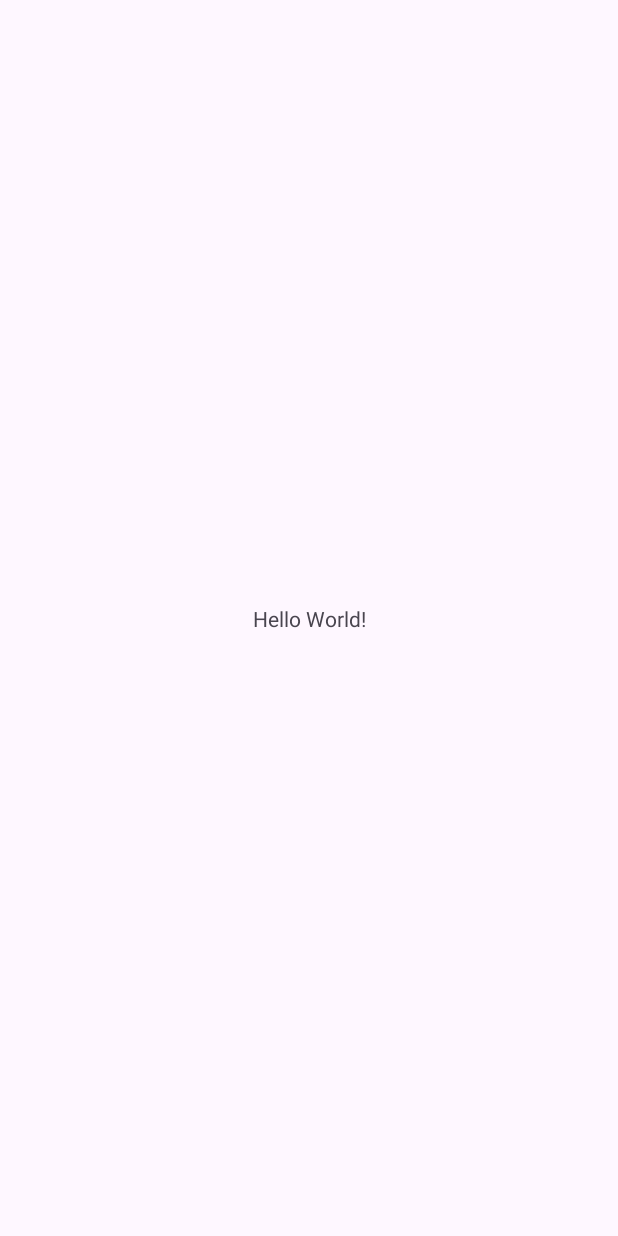
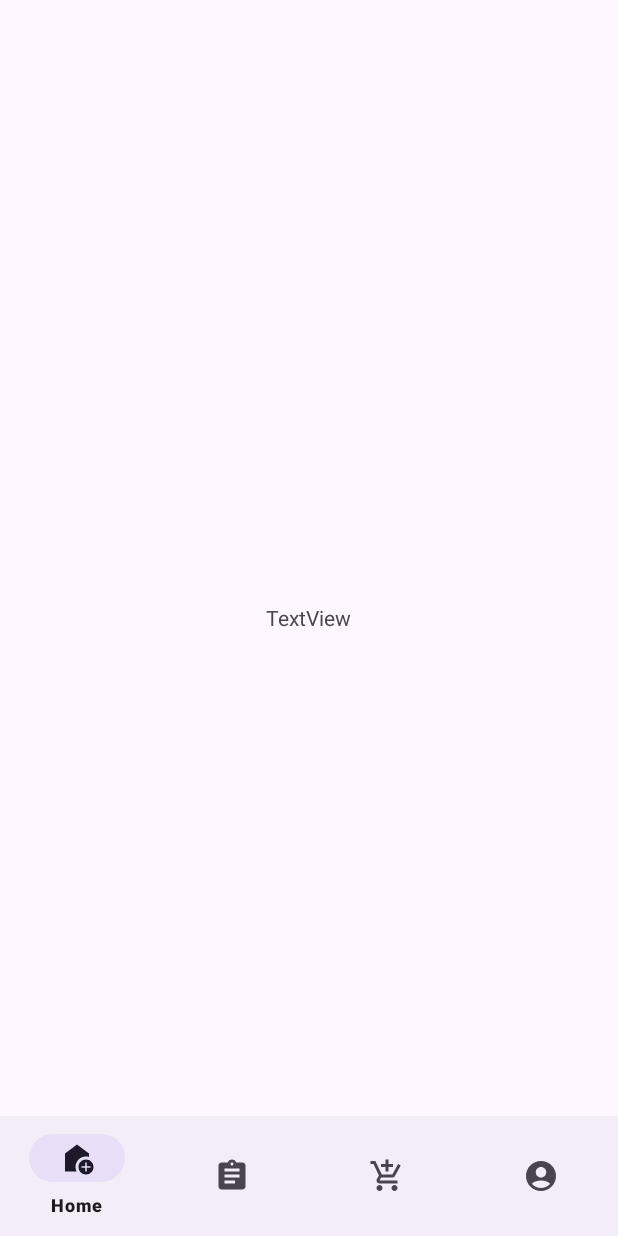
Before and after one commit to holycan201/Warmi, an Android app: the screen it shows after launch (MainActivity), on a phone screen of 412 x 824 dp. Before the commit the screen is almost empty. Run offline under Robolectric (Android 15) with nearby library versions, the phone set to English and light mode, and no system bars.

Commit message:
Add Raw Bottom Navigation

```diff
--- /dev/null
+++ b/app/src/main/res/drawable/baseline_account_circle_24.xml
@@ -0,0 +1,5 @@
+<vector xmlns:android="http://schemas.android.com/apk/res/android" android:height="24dp" android:tint="#2CC302" android:viewportHeight="24" android:viewportWidth="24" android:width="24dp">
+
+    <path android:fillColor="@android:color/white" android:pathData="M12,2C6.48,2 2,6.48 2,12s4.48,10 10,10s10,-4.48 10,-10S17.52,2 12,2zM12,6c1.93,0 3.5,1.57 3.5,3.5S13.93,13 12,13s-3.5,-1.57 -3.5,-3.5S10.07,6 12,6zM12,20c-2.03,0 -4.43,-0.82 -6.14,-2.88C7.55,15.8 9.68,15 12,15s4.45,0.8 6.14,2.12C16.43,19.18 14.03,20 12,20z"/>
+
+</vector>
--- /dev/null
+++ b/app/src/main/res/drawable/baseline_add_home_24.xml
@@ -0,0 +1,7 @@
+<vector xmlns:android="http://schemas.android.com/apk/res/android" android:height="24dp" android:tint="#2CC302" android:viewportHeight="24" android:viewportWidth="24" android:width="24dp">
+
+    <path android:fillColor="@android:color/white" android:pathData="M18,11c0.7,0 1.37,0.1 2,0.29V9l-8,-6L4,9v12h7.68C11.25,20.09 11,19.08 11,18C11,14.13 14.13,11 18,11z"/>
+
+    <path android:fillColor="@android:color/white" android:pathData="M18,13c-2.76,0 -5,2.24 -5,5s2.24,5 5,5s5,-2.24 5,-5S20.76,13 18,13zM21,18.5h-2.5V21h-1v-2.5H15v-1h2.5V15h1v2.5H21V18.5z"/>
+
+</vector>
--- /dev/null
+++ b/app/src/main/res/drawable/baseline_add_shopping_cart_24.xml
@@ -0,0 +1,5 @@
+<vector xmlns:android="http://schemas.android.com/apk/res/android" android:height="24dp" android:tint="#2CC302" android:viewportHeight="24" android:viewportWidth="24" android:width="24dp">
+
+    <path android:fillColor="@android:color/white" android:pathData="M11,9h2L13,6h3L16,4h-3L13,1h-2v3L8,4v2h3v3zM7,18c-1.1,0 -1.99,0.9 -1.99,2S5.9,22 7,22s2,-0.9 2,-2 -0.9,-2 -2,-2zM17,18c-1.1,0 -1.99,0.9 -1.99,2s0.89,2 1.99,2 2,-0.9 2,-2 -0.9,-2 -2,-2zM7.17,14.75l0.03,-0.12 0.9,-1.63h7.45c0.75,0 1.41,-0.41 1.75,-1.03l3.86,-7.01L19.42,4h-0.01l-1.1,2 -2.76,5L8.53,11l-0.13,-0.27L6.16,6l-0.95,-2 -0.94,-2L1,2v2h2l3.6,7.59 -1.35,2.45c-0.16,0.28 -0.25,0.61 -0.25,0.96 0,1.1 0.9,2 2,2h12v-2L7.42,15c-0.13,0 -0.25,-0.11 -0.25,-0.25z"/>
+
+</vector>
--- /dev/null
+++ b/app/src/main/res/drawable/baseline_assignment_24.xml
@@ -0,0 +1,5 @@
+<vector xmlns:android="http://schemas.android.com/apk/res/android" android:autoMirrored="true" android:height="24dp" android:tint="#2CC302" android:viewportHeight="24" android:viewportWidth="24" android:width="24dp">
+
+    <path android:fillColor="@android:color/white" android:pathData="M19,3h-4.18C14.4,1.84 13.3,1 12,1c-1.3,0 -2.4,0.84 -2.82,2L5,3c-1.1,0 -2,0.9 -2,2v14c0,1.1 0.9,2 2,2h14c1.1,0 2,-0.9 2,-2L21,5c0,-1.1 -0.9,-2 -2,-2zM12,3c0.55,0 1,0.45 1,1s-0.45,1 -1,1 -1,-0.45 -1,-1 0.45,-1 1,-1zM14,17L7,17v-2h7v2zM17,13L7,13v-2h10v2zM17,9L7,9L7,7h10v2z"/>
+
+</vector>
--- a/app/src/main/res/layout/activity_main.xml
+++ b/app/src/main/res/layout/activity_main.xml
@@ -7,13 +7,23 @@
     android:layout_height="match_parent"
     tools:context=".MainActivity">
 
-    <TextView
-        android:layout_width="wrap_content"
-        android:layout_height="wrap_content"
-        android:text="Hello World!"
-        app:layout_constraintBottom_toBottomOf="parent"
-        app:layout_constraintEnd_toEndOf="parent"
-        app:layout_constraintStart_toStartOf="parent"
-        app:layout_constraintTop_toTopOf="parent" />
+    <FrameLayout
+        android:layout_width="match_parent"
+        android:layout_height="match_parent">
+        <TextView
+            android:id="@+id/content"
+            android:layout_width="wrap_content"
+            android:layout_height="wrap_content"
+            android:layout_gravity="center"
+            android:gravity="center"
+            android:text="TextView" />
+        <com.google.android.material.bottomnavigation.BottomNavigationView
+            android:id="@+id/bottom_menu"
+            android:layout_width="match_parent"
+            android:layout_height="wrap_content"
+            android:layout_gravity="bottom"
+            android:foregroundGravity="bottom"
+            app:menu="@menu/bottom_menu" />
+    </FrameLayout>
 
 </androidx.constraintlayout.widget.ConstraintLayout>
--- /dev/null
+++ b/app/src/main/res/menu/bottom_menu.xml
@@ -0,0 +1,19 @@
+<?xml version="1.0" encoding="utf-8" ?>
+<menu xmlns:android="http://schemas.android.com/apk/res/android">
+    <item
+        android:id="@+id/home"
+        android:icon="@drawable/baseline_add_home_24"
+        android:title="Home" />
+    <item
+        android:id="@+id/transactions"
+        android:icon="@drawable/baseline_assignment_24"
+        android:title="Transactions" />
+    <item
+        android:id="@+id/cart"
+        android:icon="@drawable/baseline_add_shopping_cart_24"
+        android:title="Cart" />
+    <item
+        android:id="@+id/account"
+        android:icon="@drawable/baseline_account_circle_24"
+        android:title="Pesan" />
+</menu>
```
